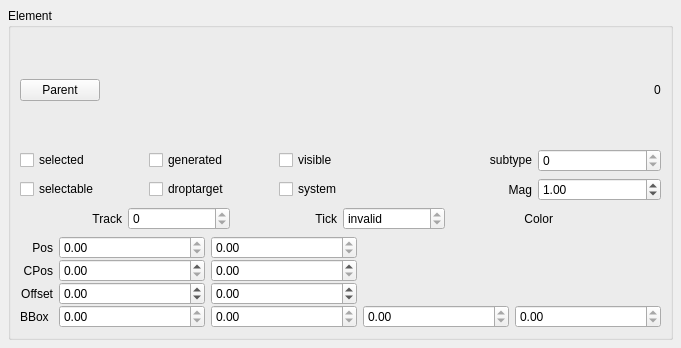
This is mscore/mscore/element.ui in musescore/musescore-old as Qt 5 draws it before an edit. The edited form follows.
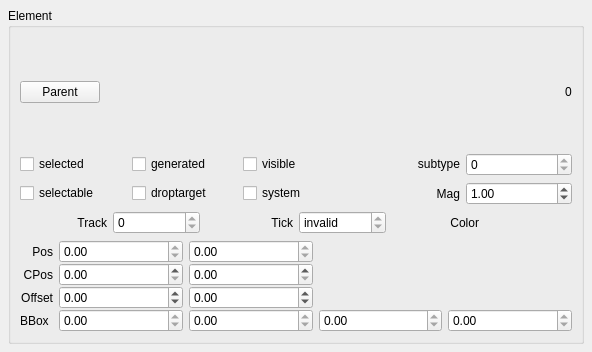
This is the edited form. Custom widgets are drawn as their Qt base class.

```diff
--- a/mscore/mscore/element.ui
+++ b/mscore/mscore/element.ui
@@ -6,8 +6,8 @@
    <rect>
     <x>0</x>
     <y>0</y>
-    <width>681</width>
-    <height>348</height>
+    <width>592</width>
+    <height>352</height>
    </rect>
   </property>
   <property name="windowTitle">
```
